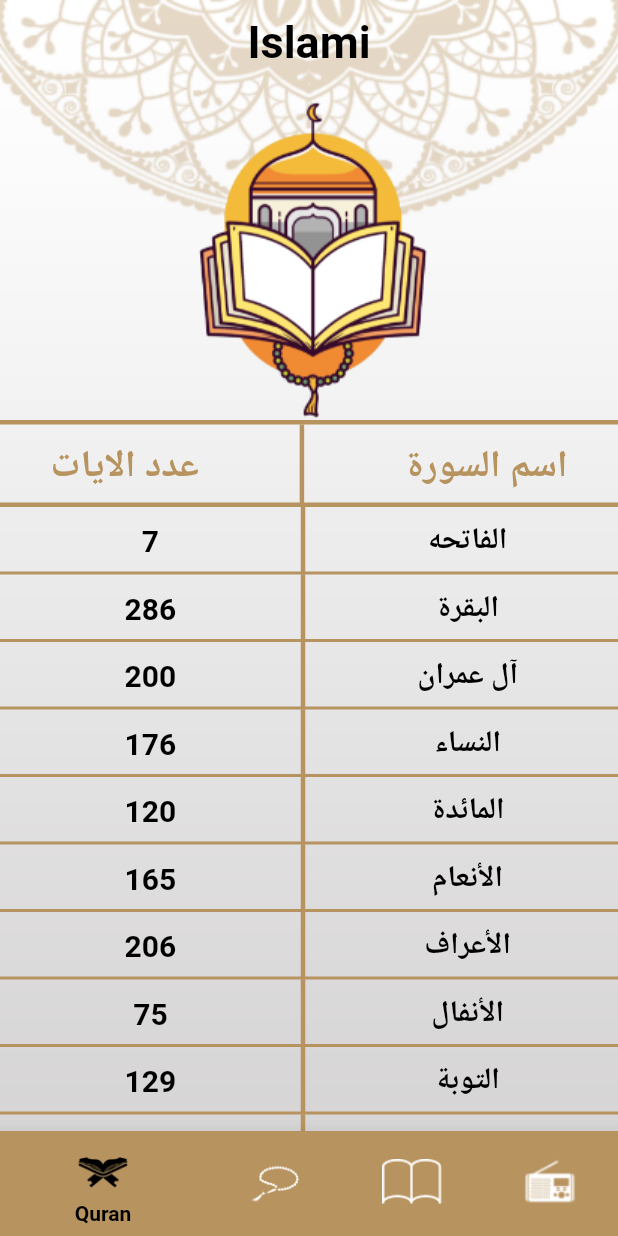
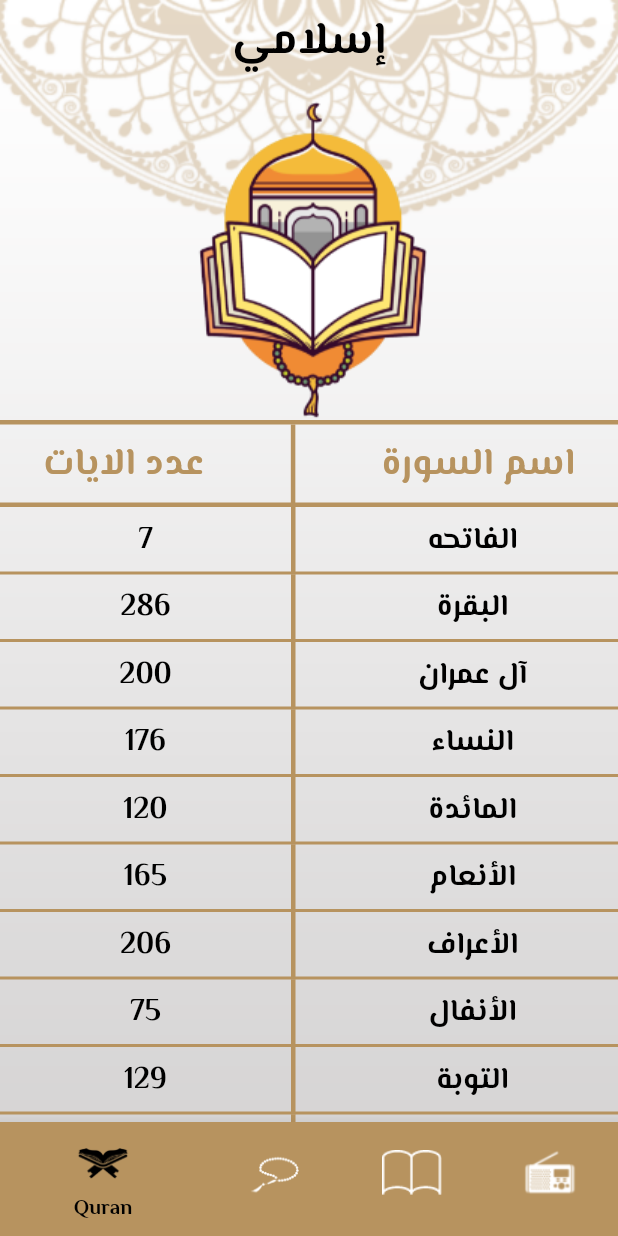
Before and after one commit to helmysherif/islami_app, a Flutter app: the screen it shows after launch, on a phone screen of 412 x 824 dp. Run offline on Flutter 3.47's test engine with Material 2 defaults, Android fonts, the phone set to English and light mode, and no system bars; our stand-ins replace google_fonts.

Commit message:
complete sura details screen

```diff
--- a/lib/main.dart
+++ b/lib/main.dart
@@ -23,7 +23,7 @@ class MyApp extends StatelessWidget {
       routes: {
         HomeScreen.routeName: (_) => const HomeScreen(),
         SplashScreen.routeName: (_) => const SplashScreen(),
-        SuraDetails.routeName: (_) => const SuraDetails()
+        SuraDetails.routeName: (_) => SuraDetails()
       },
     );
   }
--- a/lib/my_themes.dart
+++ b/lib/my_themes.dart
@@ -1,16 +1,17 @@
 import 'package:flutter/material.dart';
+import 'package:google_fonts/google_fonts.dart';
 
 class MyThemeData {
   static const Color lightColor = Color(0xffB7935F);
   static ThemeData lightTheme = ThemeData(
       primaryColor: lightColor,
       scaffoldBackgroundColor: Colors.transparent,
-      textTheme: const TextTheme(
-        bodySmall: TextStyle(
+      textTheme: TextTheme(
+        bodySmall: GoogleFonts.elMessiri(
             fontSize: 20, fontWeight: FontWeight.bold, color: lightColor),
-        bodyMedium: TextStyle(
+        bodyMedium: GoogleFonts.elMessiri(
             fontSize: 25, fontWeight: FontWeight.bold, color: lightColor),
-        bodyLarge: TextStyle(
+        bodyLarge: GoogleFonts.elMessiri(
             fontSize: 30, fontWeight: FontWeight.bold, color: Colors.black),
       ),
       appBarTheme: const AppBarTheme(
--- a/lib/screens/home_screen.dart
+++ b/lib/screens/home_screen.dart
@@ -30,7 +30,7 @@ class _HomeScreenState extends State<HomeScreen> {
           child: Image.asset("assets/images/bg3.png", fit: BoxFit.fill)),
       Scaffold(
           appBar: AppBar(
-            title: Text("Islami", style: Theme.of(context).textTheme.bodyLarge),
+            title: Text("إسلامي", style: Theme.of(context).textTheme.bodyLarge),
           ),
           bottomNavigationBar: BottomNavigationBar(
             currentIndex: index,
--- a/lib/screens/quran.dart
+++ b/lib/screens/quran.dart
@@ -295,7 +295,7 @@ class QuranTab extends StatelessWidget {
                             ),
                           ),
                           Container(
-                            margin: const EdgeInsets.only(right: 8),
+                            margin: const EdgeInsets.only(right: 21),
                             width: 3,
                             color: Theme.of(context).primaryColor,
                             height: 45,
--- a/pubspec.yaml
+++ b/pubspec.yaml
@@ -62,6 +62,7 @@ flutter:
   # To add assets to your application, add an assets section, like this:
   assets:
     - assets/images/
+    - assets/files/
   #   - images/a_dot_ham.jpeg
 
   # An image asset can refer to one or more resolution-specific "variants", see
```
Also changed, not shown: lib/screens/sura_details.dart (+41 -1 lines).
